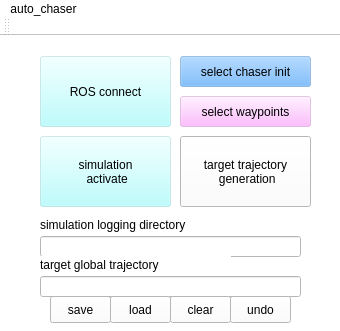
The window that src/qt_ui/mainwindow.ui (ICRA-2020/traj_gen_vis) describes before a commit, drawn with Qt 5; both pictures show x 0 to 340 and y 0 to 331 of the 340 by 675 pixel window.
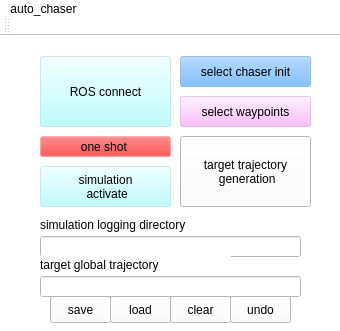
The same window after the commit.

Diff of the .ui file:
```diff
--- a/src/qt_ui/mainwindow.ui
+++ b/src/qt_ui/mainwindow.ui
@@ -114,9 +114,9 @@
     <property name="geometry">
      <rect>
       <x>40</x>
-      <y>100</y>
+      <y>130</y>
       <width>131</width>
-      <height>71</height>
+      <height>41</height>
      </rect>
     </property>
     <property name="styleSheet">
@@ -280,6 +280,22 @@
      <bool>true</bool>
     </property>
    </widget>
+   <widget class="QPushButton" name="pushButton_one_shot">
+    <property name="geometry">
+     <rect>
+      <x>40</x>
+      <y>100</y>
+      <width>131</width>
+      <height>21</height>
+     </rect>
+    </property>
+    <property name="styleSheet">
+     <string notr="true">background-color: rgba(255, 0, 0, 30);</string>
+    </property>
+    <property name="text">
+     <string>one shot </string>
+    </property>
+   </widget>
   </widget>
   <widget class="QMenuBar" name="menuBar">
    <property name="geometry">
```
